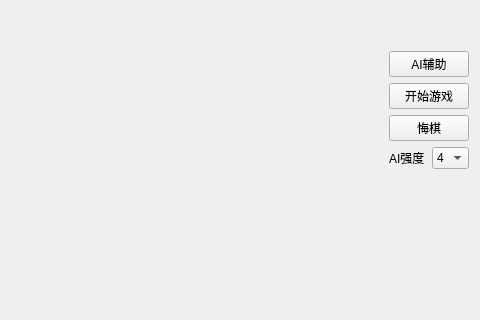
Above: gamewindow.ui from w1049/Gobang before the change; both pictures show x 245 to 725 and y 0 to 320 of the 725 by 622 pixel window. Below: the same form after it.
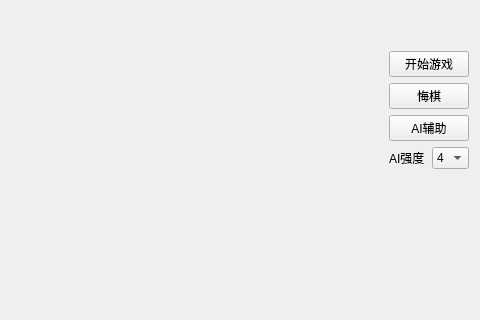
That is the form after the change.

```diff
--- a/gamewindow.ui
+++ b/gamewindow.ui
@@ -70,21 +70,21 @@
        </property>
       </widget>
      </item>
-     <item row="4" column="0">
+     <item row="3" column="0">
       <widget class="QPushButton" name="undoButton">
        <property name="text">
         <string>悔棋</string>
        </property>
       </widget>
      </item>
-     <item row="2" column="0">
+     <item row="4" column="0">
       <widget class="QPushButton" name="aiButton">
        <property name="text">
         <string>AI辅助</string>
        </property>
       </widget>
      </item>
-     <item row="3" column="0">
+     <item row="2" column="0">
       <widget class="QPushButton" name="startButton">
        <property name="text">
         <string>开始游戏</string>
```
